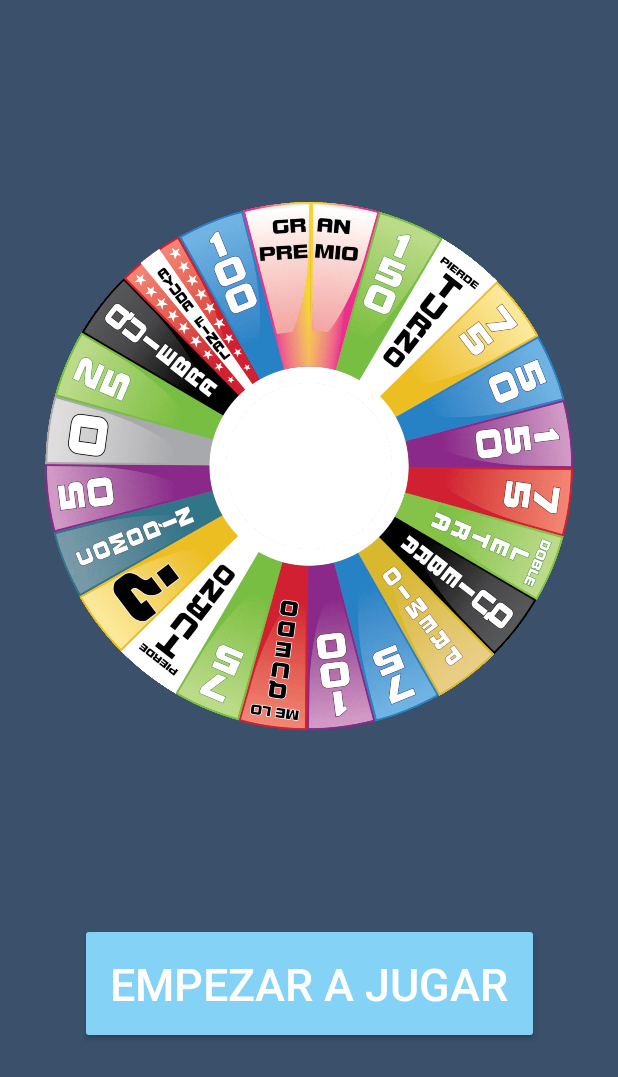
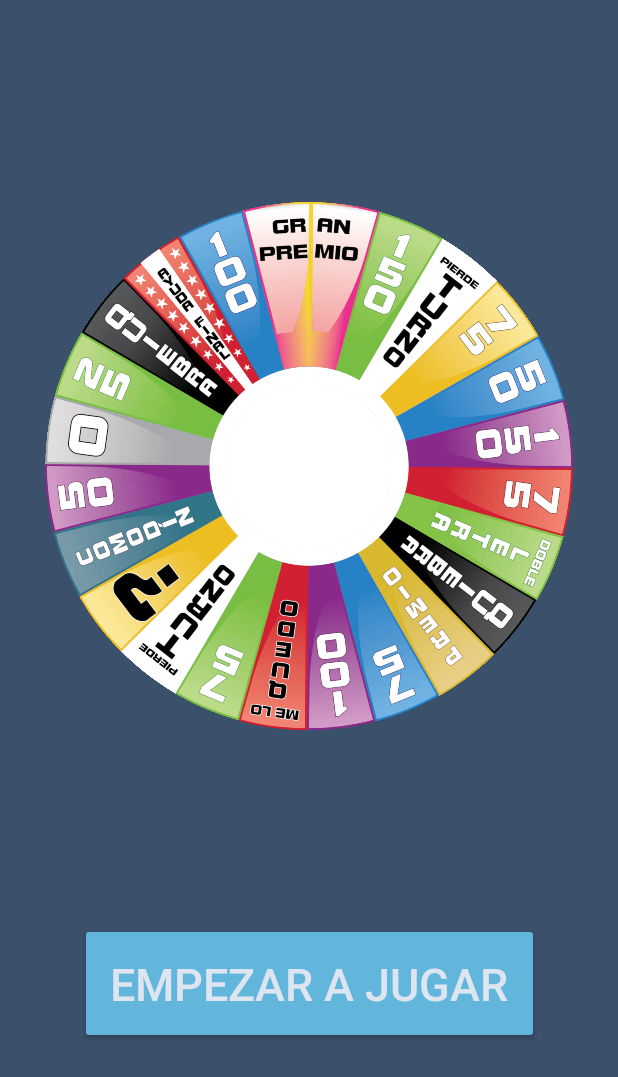
Before and after one commit to Saul-BT/ruleta-fortuna, an Android app: the screen it shows after launch (MainActivity), on a phone screen of 412 x 824 dp. Shown: the top 1077 px of the screen. Run offline under Robolectric (Android 15) with nearby library versions, the phone set to English and light mode, and no system bars.

Commit message:
Dark Theme colors and styles

```diff
--- a/app/src/main/res/values/colors.xml
+++ b/app/src/main/res/values/colors.xml
@@ -3,7 +3,9 @@
 
     <color name="colorPrimary">#6F9CEB</color>
     <color name="colorPrimaryDark">#386FA4</color>
-    <color name="colorAccent">#84D2F6</color>
+    <color name="colorAccent">#63B6DB</color>
+    <color name="textColor">#DDE5F1</color>
+    <color name="hintColor">#8A98B4</color>
     <color name="backgroundColor">#3A506B</color>
     <color name="colorCeldaVacia">#3B4779</color>
     <color name="colorCeldaConLetra">#ACACAC</color>
--- a/app/src/main/res/values/styles.xml
+++ b/app/src/main/res/values/styles.xml
@@ -3,6 +3,12 @@
     <!-- Base application theme. -->
     <style name="AppTheme" parent="Theme.AppCompat.Light.NoActionBar">
         <!-- Customize your theme here. -->
+        <item name="android:textColor">@color/textColor</item>
+        <item name="android:textColorPrimary">@color/textColor</item>
+        <item name="android:textColorPrimaryDisableOnly">@color/textColor</item>
+        <item name="android:buttonTint">@color/colorAccent</item>
+        <item name="android:textColorHint">@color/hintColor</item>
+        <item name="android:colorBackground">@color/backgroundColor</item>
         <item name="colorPrimary">@color/colorPrimary</item>
         <item name="colorPrimaryDark">@color/colorPrimaryDark</item>
         <item name="colorAccent">@color/colorAccent</item>
@@ -19,4 +25,8 @@
         <item name="android:layout_margin">1dp</item>
         <item name="android:layout_weight">1</item>
     </style>
+
+    <style name="Boton" parent="@style/Widget.AppCompat.Button.Borderless.Colored">
+        <item name="android:textSize">24dp</item>
+    </style>
 </resources>
```
